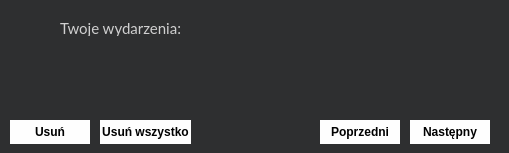
Qt form onelementwindow.ui (Azure7896/ReminderProject) before a commit.
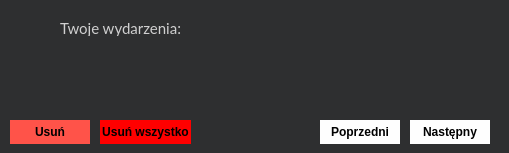
The same form after that commit.

```diff
--- a/onelementwindow.ui
+++ b/onelementwindow.ui
@@ -607,7 +607,7 @@
    </property>
    <property name="styleSheet">
     <string notr="true">color: #000000;
-  background-color: #FEFEFE;
+  background-color: #FF5349;
   border-radius: 50px;
   display: flex;
   justify-content: center;
@@ -1873,7 +1873,7 @@
    </property>
    <property name="styleSheet">
     <string notr="true">color: #000000;
-  background-color: #FEFEFE;
+  background-color: red;
   border-radius: 50px;
   display: flex;
   justify-content: center;
```
